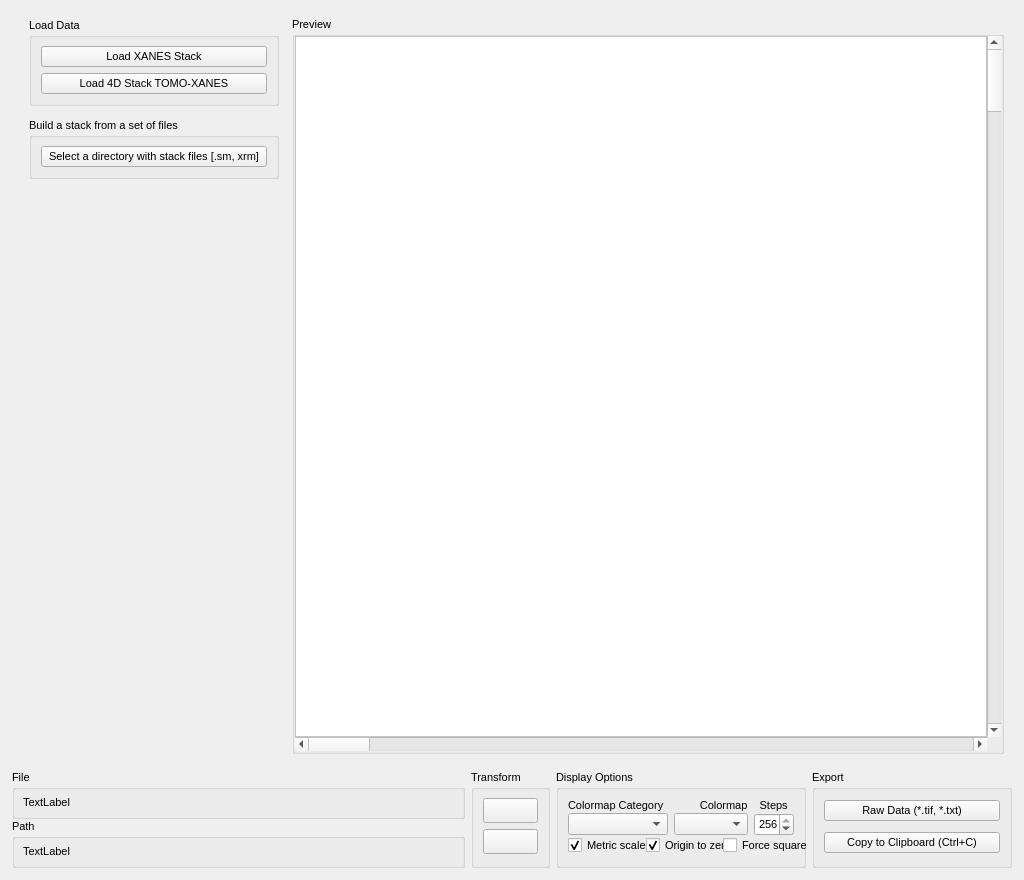
First picture: the form in mantis_xray/pageloaddata.ui, repository mlerotic/spectromicroscopy, before the edit.
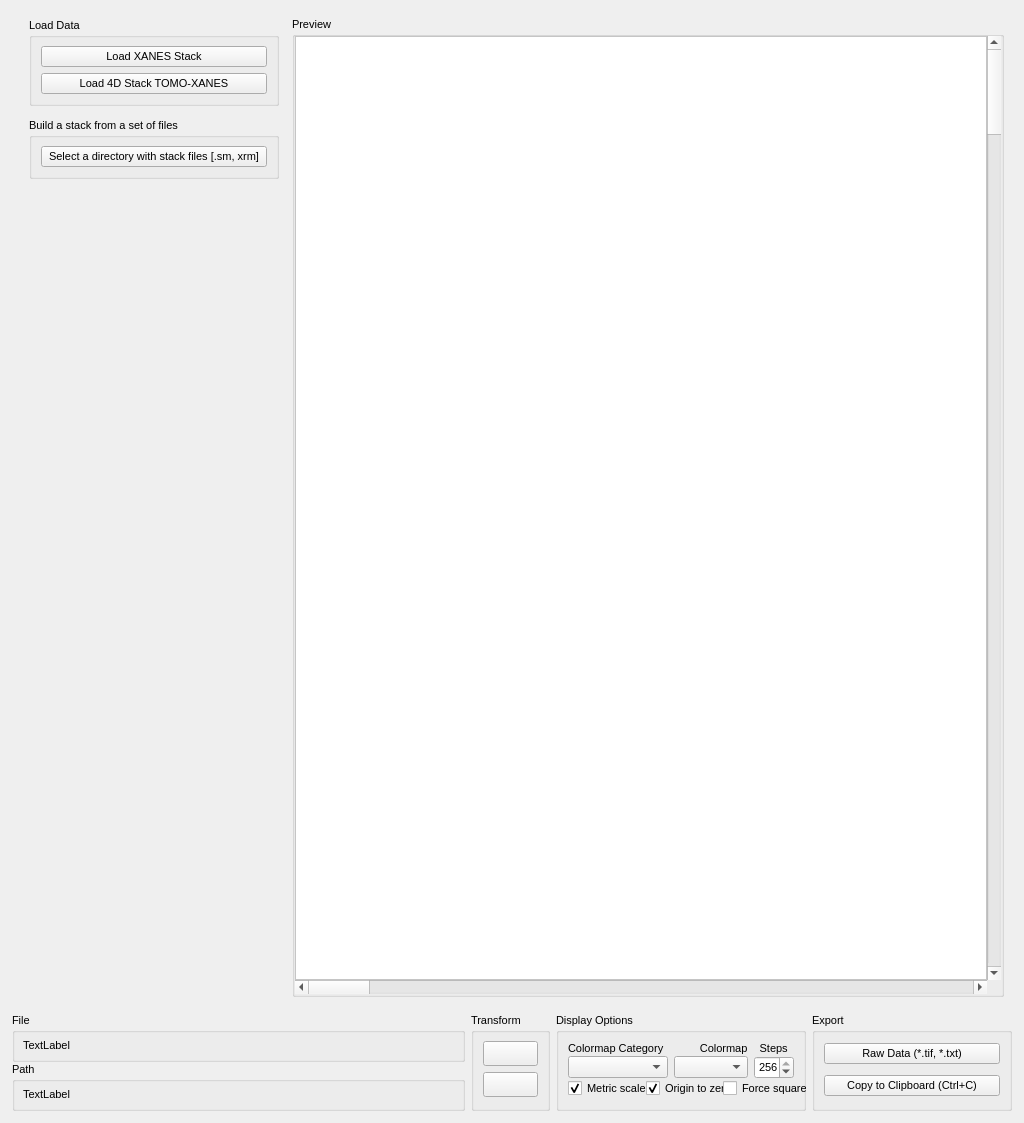
Second picture: the form after the edit. Icons and pictures are not drawn. Custom widgets are drawn as their Qt base class.

Patch:
```diff
--- a/mantis_xray/pageloaddata.ui
+++ b/mantis_xray/pageloaddata.ui
@@ -7,7 +7,7 @@
     <x>0</x>
     <y>0</y>
     <width>1024</width>
-    <height>880</height>
+    <height>1123</height>
    </rect>
   </property>
   <property name="sizePolicy">
@@ -21,7 +21,7 @@
   </property>
   <layout class="QVBoxLayout" name="verticalLayout">
    <item>
-    <widget class="QFrame" name="">
+    <widget class="QFrame" name="frame">
      <property name="sizePolicy">
       <sizepolicy hsizetype="Preferred" vsizetype="MinimumExpanding">
        <horstretch>0</horstretch>
@@ -43,6 +43,12 @@
           <verstretch>0</verstretch>
          </sizepolicy>
         </property>
+        <property name="minimumSize">
+         <size>
+          <width>260</width>
+          <height>0</height>
+         </size>
+        </property>
         <property name="font">
          <font>
           <family>Ubuntu</family>
```
Left out of the diff: 8 changed lines with no effect on the pictures.
